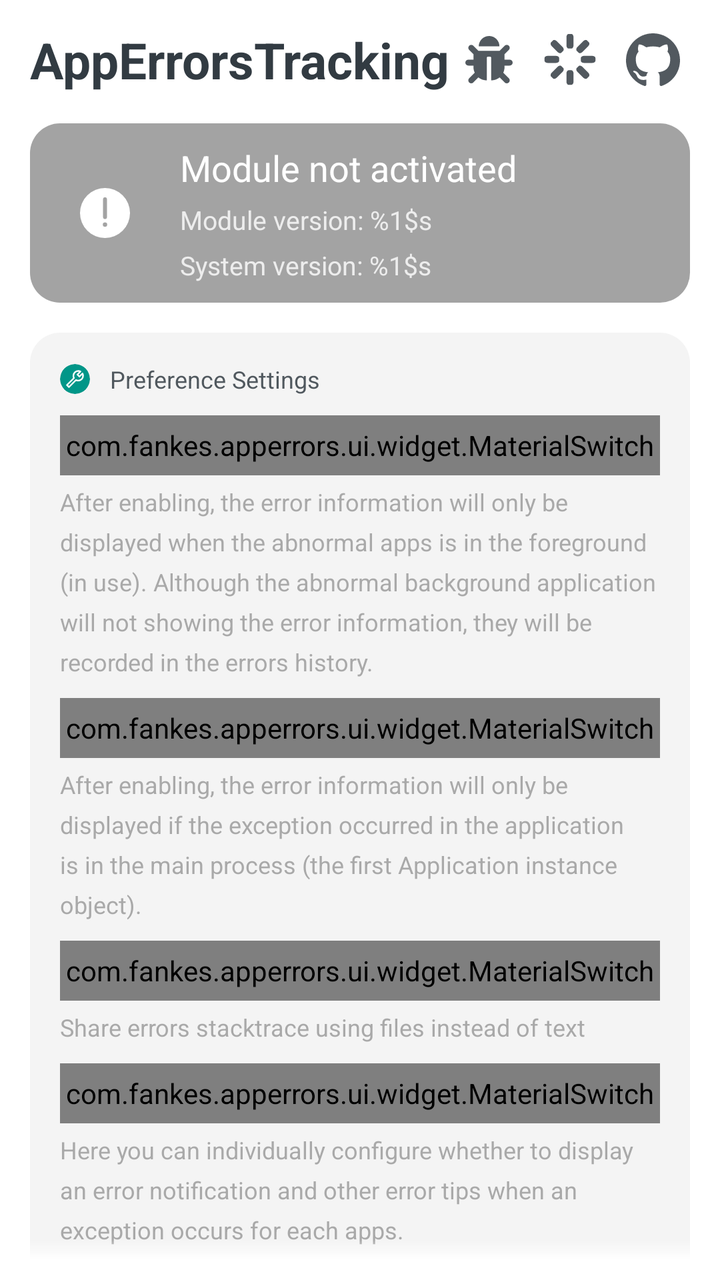
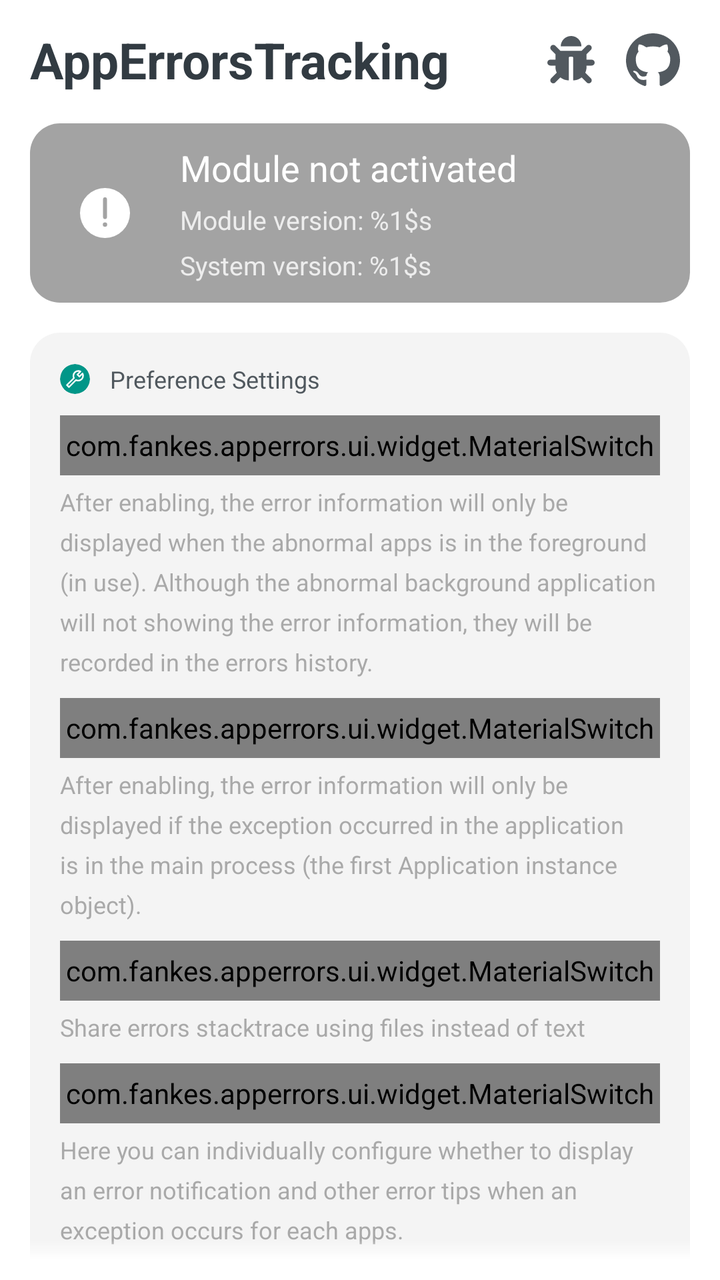

An Android layout rendered at two revisions. The XML below is the earlier revision; the diff shows what the commit changed to produce the second picture.
<!-- AndroidManifest.xml: application theme Theme.AppErrorsTracking -->
<!-- res/layout/activity_main.xml -->
<?xml version="1.0" encoding="utf-8"?>
<LinearLayout xmlns:android="http://schemas.android.com/apk/res/android"
    xmlns:app="http://schemas.android.com/apk/res-auto"
    xmlns:tools="http://schemas.android.com/tools"
    android:layout_width="match_parent"
    android:layout_height="match_parent"
    android:background="@color/colorThemeBackground"
    android:orientation="vertical"
    tools:context=".ui.activity.main.MainActivity"
    tools:ignore="UseCompoundDrawables,ContentDescription,SmallSp,UnusedAttribute">

    <LinearLayout
        android:layout_width="match_parent"
        android:layout_height="wrap_content"
        android:elevation="0dp"
        android:gravity="center|start"
        android:paddingLeft="15dp"
        android:paddingTop="13dp"
        android:paddingRight="15dp"
        android:paddingBottom="5dp">

        <TextView
            android:layout_width="0dp"
            android:layout_height="wrap_content"
            android:layout_weight="1"
            android:singleLine="true"
            android:text="@string/app_name"
            android:textColor="@color/colorTextGray"
            android:textSize="25sp"
            android:textStyle="bold" />

        <androidx.constraintlayout.utils.widget.ImageFilterView
            android:id="@+id/title_logger_icon"
            style="?android:attr/selectableItemBackgroundBorderless"
            android:layout_width="25dp"
            android:layout_height="25dp"
            android:layout_marginEnd="15dp"
            android:alpha="0.85"
            android:padding="0.5dp"
            android:src="@drawable/ic_debug"
            android:tint="@color/colorTextGray"
            android:tooltipText="@string/debug_logs" />

        <androidx.constraintlayout.utils.widget.ImageFilterView
            android:id="@+id/title_restart_icon"
            style="?android:attr/selectableItemBackgroundBorderless"
            android:layout_width="26dp"
            android:layout_height="26dp"
            android:layout_marginEnd="15dp"
            android:alpha="0.85"
            android:src="@drawable/ic_restart"
            android:tint="@color/colorTextGray"
            android:tooltipText="@string/restart_system" />

        <androidx.constraintlayout.utils.widget.ImageFilterView
            android:id="@+id/title_github_icon"
            style="?android:attr/selectableItemBackgroundBorderless"
            android:layout_width="27dp"
            android:layout_height="27dp"
            android:layout_marginEnd="5dp"
            android:alpha="0.85"
            android:src="@drawable/ic_github"
            android:tint="@color/colorTextGray"
            android:tooltipText="@string/project_address" />
    </LinearLayout>

    <LinearLayout
        android:id="@+id/main_lin_status"
        android:layout_width="match_parent"
        android:layout_height="wrap_content"
        android:layout_marginLeft="15dp"
        android:layout_marginTop="10dp"
        android:layout_marginRight="15dp"
        android:layout_marginBottom="5dp"
        android:background="@drawable/bg_dark_round"
        android:elevation="0dp"
        android:gravity="center">

        <androidx.constraintlayout.utils.widget.ImageFilterView
            android:id="@+id/main_img_status"
            android:layout_width="25dp"
            android:layout_height="25dp"
            android:layout_marginStart="25dp"
            android:layout_marginEnd="5dp"
            android:src="@drawable/ic_warn"
            android:tint="@color/white" />

        <LinearLayout
            android:layout_width="match_parent"
            android:layout_height="wrap_content"
            android:orientation="vertical"
            android:paddingLeft="20dp"
            android:paddingTop="10dp"
            android:paddingRight="20dp"
            android:paddingBottom="10dp">

            <TextView
                android:id="@+id/main_text_status"
                android:layout_width="wrap_content"
                android:layout_height="wrap_content"
                android:layout_marginBottom="5dp"
                android:ellipsize="end"
                android:singleLine="true"
                android:text="@string/module_not_activated"
                android:textColor="@color/white"
                android:textSize="18sp" />

            <LinearLayout
                android:layout_width="wrap_content"
                android:layout_height="wrap_content"
                android:layout_marginBottom="5dp"
                android:gravity="center|start"
                android:orientation="horizontal">

                <TextView
                    android:id="@+id/main_text_version"
                    android:layout_width="wrap_content"
                    android:layout_height="wrap_content"
                    android:alpha="0.8"
                    android:ellipsize="end"
                    android:singleLine="true"
                    android:text="@string/module_version"
                    android:textColor="@color/white"
                    android:textSize="13sp" />

                <TextView
                    android:id="@+id/main_text_release_version"
                    android:layout_width="wrap_content"
                    android:layout_height="wrap_content"
                    android:layout_marginStart="5dp"
                    android:background="@drawable/bg_orange_round"
                    android:ellipsize="end"
                    android:paddingLeft="5dp"
                    android:paddingTop="2dp"
                    android:paddingRight="5dp"
                    android:paddingBottom="2dp"
                    android:singleLine="true"
                    android:textColor="@color/white"
                    android:textSize="11sp"
                    android:visibility="gone" />
            </LinearLayout>

            <TextView
                android:id="@+id/main_text_system_version"
                android:layout_width="match_parent"
                android:layout_height="wrap_content"
                android:alpha="0.8"
                android:text="@string/system_version"
                android:textColor="@color/white"
                android:textSize="13sp" />

            <TextView
                android:id="@+id/main_text_api_way"
                android:layout_width="wrap_content"
                android:layout_height="wrap_content"
                android:layout_marginTop="5dp"
                android:alpha="0.6"
                android:ellipsize="end"
                android:singleLine="true"
                android:textColor="@color/white"
                android:textSize="11sp"
                android:visibility="gone" />
        </LinearLayout>
    </LinearLayout>

    <androidx.core.widget.NestedScrollView
        android:layout_width="match_parent"
        android:layout_height="match_parent"
        android:layout_marginTop="10dp"
        android:layout_marginBottom="10dp"
        android:fadingEdgeLength="10dp"
        android:fillViewport="true"
        android:requiresFadingEdge="vertical">

        <LinearLayout
            android:layout_width="match_parent"
            android:layout_height="wrap_content"
            android:animateLayoutChanges="true"
            android:orientation="vertical">

            <LinearLayout
                android:layout_width="match_parent"
                android:layout_height="wrap_content"
                android:layout_marginLeft="15dp"
                android:layout_marginRight="15dp"
                android:animateLayoutChanges="true"
                android:background="@drawable/bg_permotion_round"
                android:elevation="0dp"
                android:gravity="center"
                android:orientation="vertical"
                android:paddingTop="15dp">

                <LinearLayout
                    android:layout_width="match_parent"
                    android:layout_height="wrap_content"
                    android:layout_marginLeft="15dp"
                    android:layout_marginRight="15dp"
                    android:layout_marginBottom="10dp"
                    android:gravity="center|start">

                    <androidx.cardview.widget.CardView
                        android:layout_width="15dp"
                        android:layout_height="15dp"
                        android:layout_marginEnd="10dp"
                        app:cardBackgroundColor="#009688"
                        app:cardCornerRadius="50dp"
                        app:cardElevation="0dp">

                        <ImageView
                            android:layout_width="match_parent"
                            android:layout_height="match_parent"
                            android:layout_gravity="center"
                            android:padding="2.5dp"
                            android:src="@drawable/ic_preference" />
                    </androidx.cardview.widget.CardView>

                    <TextView
                        android:layout_width="match_parent"
                        android:layout_height="wrap_content"
                        android:alpha="0.85"
                        android:singleLine="true"
                        android:text="@string/preference_settings"
                        android:textColor="@color/colorTextGray"
                        android:textSize="12sp" />
                </LinearLayout>

                <com.fankes.apperrors.ui.widget.MaterialSwitch
                    android:id="@+id/only_show_errors_in_front_switch"
                    android:layout_width="match_parent"
                    android:layout_height="30dp"
                    android:layout_marginLeft="15dp"
                    android:layout_marginRight="15dp"
                    android:layout_marginBottom="5dp"
                    android:text="@string/only_show_errors_in_front"
                    android:textAllCaps="false"
                    android:textColor="@color/colorTextGray"
                    android:textSize="15sp" />

                <TextView
                    android:layout_width="match_parent"
                    android:layout_height="wrap_content"
                    android:layout_marginLeft="15dp"
                    android:layout_marginRight="15dp"
                    android:layout_marginBottom="10dp"
                    android:alpha="0.6"
                    android:lineSpacingExtra="6dp"
                    android:text="@string/only_show_errors_in_front_tip"
                    android:textColor="@color/colorTextDark"
                    android:textSize="12sp" />

                <com.fankes.apperrors.ui.widget.MaterialSwitch
                    android:id="@+id/only_show_errors_in_main_process_switch"
                    android:layout_width="match_parent"
                    android:layout_height="30dp"
                    android:layout_marginLeft="15dp"
                    android:layout_marginRight="15dp"
                    android:layout_marginBottom="5dp"
                    android:text="@string/only_show_errors_in_main_process"
                    android:textAllCaps="false"
                    android:textColor="@color/colorTextGray"
                    android:textSize="15sp" />

                <TextView
                    android:layout_width="match_parent"
                    android:layout_height="wrap_content"
                    android:layout_marginLeft="15dp"
                    android:layout_marginRight="15dp"
                    android:layout_marginBottom="10dp"
                    android:alpha="0.6"
                    android:lineSpacingExtra="6dp"
                    android:text="@string/only_show_errors_in_main_process_tip"
                    android:textColor="@color/colorTextDark"
                    android:textSize="12sp" />

                <com.fankes.apperrors.ui.widget.MaterialSwitch
                    android:id="@+id/share_with_file"
                    android:layout_width="match_parent"
                    android:layout_height="30dp"
                    android:layout_marginLeft="15dp"
                    android:layout_marginRight="15dp"
                    android:layout_marginBottom="5dp"
                    android:text="@string/share_with_file"
                    android:textAllCaps="false"
                    android:textColor="@color/colorTextGray"
                    android:textSize="15sp" />

                <TextView
                    android:layout_width="match_parent"
                    android:layout_height="wrap_content"
                    android:layout_marginLeft="15dp"
                    android:layout_marginRight="15dp"
                    android:layout_marginBottom="10dp"
                    android:alpha="0.6"
                    android:lineSpacingExtra="6dp"
                    android:text="@string/share_with_file_tip"
                    android:textColor="@color/colorTextDark"
                    android:textSize="12sp" />

                <com.fankes.apperrors.ui.widget.MaterialSwitch
                    android:id="@+id/enable_apps_configs_template_switch"
                    android:layout_width="match_parent"
                    android:layout_height="30dp"
                    android:layout_marginLeft="15dp"
                    android:layout_marginRight="15dp"
                    android:text="@string/enable_apps_config_template"
                    android:textAllCaps="false"
                    android:textColor="@color/colorTextGray"
                    android:textSize="15sp" />

                <TextView
                    android:id="@+id/mgr_apps_configs_template_button"
                    android:layout_width="match_parent"
                    android:layout_height="wrap_content"
                    android:layout_marginLeft="13dp"
                    android:layout_marginTop="10dp"
                    android:layout_marginRight="13dp"
                    android:layout_marginBottom="5dp"
                    android:background="@drawable/bg_button_round"
                    android:gravity="center"
                    android:padding="10dp"
                    android:singleLine="true"
                    android:text="@string/mgr_apps_config_template"
                    android:textColor="@color/colorTextGray"
                    android:textSize="15sp"
                    android:visibility="gone" />

                <TextView
                    android:layout_width="match_parent"
                    android:layout_height="wrap_content"
                    android:layout_marginLeft="15dp"
                    android:layout_marginTop="5dp"
                    android:layout_marginRight="15dp"
                    android:layout_marginBottom="10dp"
                    android:alpha="0.6"
                    android:lineSpacingExtra="6dp"
                    android:text="@string/apps_config_template_tip"
                    android:textColor="@color/colorTextDark"
                    android:textSize="12sp" />
            </LinearLayout>

            <LinearLayout
                android:layout_width="match_parent"
                android:layout_height="wrap_content"
                android:layout_marginLeft="15dp"
                android:layout_marginTop="15dp"
                android:layout_marginRight="15dp"
                android:background="@drawable/bg_permotion_round"
                android:elevation="0dp"
                android:gravity="center"
                android:orientation="vertical"
                android:paddingTop="15dp">

                <LinearLayout
                    android:layout_width="match_parent"
                    android:layout_height="wrap_content"
                    android:layout_marginLeft="15dp"
                    android:layout_marginRight="15dp"
                    android:layout_marginBottom="15dp"
                    android:gravity="center|start">

                    <androidx.cardview.widget.CardView
                        android:layout_width="15dp"
                        android:layout_height="15dp"
                        android:layout_marginEnd="10dp"
                        app:cardBackgroundColor="#2196F3"
                        app:cardCornerRadius="50dp"
                        app:cardElevation="0dp">

                        <ImageView
                            android:layout_width="match_parent"
                            android:layout_height="match_parent"
                            android:layout_gravity="center"
                            android:padding="2.5dp"
                            android:src="@drawable/ic_function" />
                    </androidx.cardview.widget.CardView>

                    <TextView
                        android:layout_width="match_parent"
                        android:layout_height="wrap_content"
                        android:alpha="0.85"
                        android:singleLine="true"
                        android:text="@string/function_mgr"
                        android:textColor="@color/colorTextGray"
                        android:textSize="12sp" />
                </LinearLayout>

                <TextView
                    android:id="@+id/view_errors_record_button"
                    android:layout_width="match_parent"
                    android:layout_height="wrap_content"
                    android:layout_marginLeft="13dp"
                    android:layout_marginRight="13dp"
                    android:layout_marginBottom="10dp"
                    android:background="@drawable/bg_button_round"
                    android:gravity="center"
                    android:padding="10dp"
                    android:singleLine="true"
                    android:text="@string/view_errors_record"
                    android:textColor="@color/colorTextGray"
                    android:textSize="15sp" />

                <TextView
                    android:layout_width="match_parent"
                    android:layout_height="wrap_content"
                    android:layout_marginLeft="15dp"
                    android:layout_marginRight="15dp"
                    android:layout_marginBottom="10dp"
                    android:alpha="0.6"
                    android:lineSpacingExtra="6dp"
                    android:text="@string/view_errors_record_tip"
                    android:textColor="@color/colorTextDark"
                    android:textSize="12sp" />

                <TextView
                    android:id="@+id/view_muted_errors_apps_button"
                    android:layout_width="match_parent"
                    android:layout_height="wrap_content"
                    android:layout_marginLeft="13dp"
                    android:layout_marginRight="13dp"
                    android:layout_marginBottom="10dp"
                    android:background="@drawable/bg_button_round"
                    android:gravity="center"
                    android:padding="10dp"
                    android:singleLine="true"
                    android:text="@string/view_muted_errors_apps"
                    android:textColor="@color/colorTextGray"
                    android:textSize="15sp" />

                <TextView
                    android:layout_width="match_parent"
                    android:layout_height="wrap_content"
                    android:layout_marginLeft="15dp"
                    android:layout_marginRight="15dp"
                    android:layout_marginBottom="10dp"
                    android:alpha="0.6"
                    android:lineSpacingExtra="6dp"
                    android:text="@string/view_muted_errors_apps_tip"
                    android:textColor="@color/colorTextDark"
                    android:textSize="12sp" />
            </LinearLayout>

            <LinearLayout
                android:layout_width="match_parent"
                android:layout_height="wrap_content"
                android:layout_marginLeft="15dp"
                android:layout_marginTop="15dp"
                android:layout_marginRight="15dp"
                android:background="@drawable/bg_permotion_round"
                android:elevation="0dp"
                android:gravity="center"
                android:orientation="vertical"
                android:paddingLeft="15dp"
                android:paddingTop="15dp"
                android:paddingRight="15dp">

                <LinearLayout
                    android:layout_width="match_parent"
                    android:layout_height="wrap_content"
                    android:gravity="center|start">

                    <androidx.cardview.widget.CardView
                        android:layout_width="15dp"
                        android:layout_height="15dp"
                        android:layout_marginEnd="10dp"
                        app:cardBackgroundColor="#FFFF9800"
                        app:cardCornerRadius="50dp"
                        app:cardElevation="0dp">

                        <ImageView
                            android:layout_width="match_parent"
                            android:layout_height="match_parent"
                            android:layout_gravity="center"
                            android:padding="2.5dp"
                            android:src="@drawable/ic_home" />
                    </androidx.cardview.widget.CardView>

                    <TextView
                        android:layout_width="match_parent"
                        android:layout_height="wrap_content"
                        android:alpha="0.85"
                        android:singleLine="true"
                        android:text="@string/display_settings"
                        android:textColor="@color/colorTextGray"
                        android:textSize="12sp" />
                </LinearLayout>

                <com.fankes.apperrors.ui.widget.MaterialSwitch
                    android:id="@+id/hide_icon_in_launcher_switch"
                    android:layout_width="match_parent"
                    android:layout_height="wrap_content"
                    android:text="@string/hide_app_icon_on_launcher"
                    android:textAllCaps="false"
                    android:textColor="@color/colorTextGray"
                    android:textSize="15sp" />

                <TextView
                    android:layout_width="match_parent"
                    android:layout_height="wrap_content"
                    android:layout_marginBottom="10dp"
                    android:alpha="0.6"
                    android:lineSpacingExtra="6dp"
                    android:text="@string/hide_app_icon_on_launcher_tip"
                    android:textColor="@color/colorTextDark"
                    android:textSize="12sp" />

                <TextView
                    android:layout_width="match_parent"
                    android:layout_height="wrap_content"
                    android:layout_marginBottom="10dp"
                    android:alpha="0.6"
                    android:lineSpacingExtra="6dp"
                    android:text="@string/hide_app_icon_on_launcher_notice"
                    android:textColor="#FF5722"
                    android:textSize="12sp" />
            </LinearLayout>

            <LinearLayout
                android:id="@+id/payment_following_zh_cn_item"
                android:layout_width="match_parent"
                android:layout_height="wrap_content"
                android:layout_marginLeft="15dp"
                android:layout_marginTop="15dp"
                android:layout_marginRight="15dp"
                android:background="@drawable/bg_permotion_round"
                android:clickable="true"
                android:focusable="true"
                android:foreground="?attr/selectableItemBackground"
                android:gravity="center"
                android:orientation="vertical"
                android:paddingLeft="15dp"
                android:paddingTop="15dp"
                android:paddingRight="15dp"
                android:paddingBottom="15dp"
                tools:ignore="HardcodedText">

                <TextView
                    android:id="@+id/link_with_follow_me"
                    android:layout_width="match_parent"
                    android:layout_height="wrap_content"
                    android:layout_marginBottom="6dp"
                    android:gravity="center"
                    android:text="@string/about_title"
                    android:textColor="@color/colorTextDark"
                    android:textSize="15sp"
                    android:textStyle="bold" />

                <TextView
                    android:layout_width="match_parent"
                    android:layout_height="wrap_content"
                    android:layout_marginBottom="8dp"
                    android:alpha="0.75"
                    android:gravity="center"
                    android:lineSpacingExtra="3dp"
                    android:text="@string/about_desc"
                    android:textColor="@color/colorTextGray"
                    android:textSize="13sp" />

                <TextView
                    android:id="@+id/link_github_url"
                    android:layout_width="match_parent"
                    android:layout_height="wrap_content"
                    android:gravity="center"
                    android:text="@string/about_link_tip"
                    android:textColor="@color/colorLinkBlue"
                    android:textSize="13sp"
                    android:textStyle="bold" />

                <TextView
                    android:layout_width="match_parent"
                    android:layout_height="wrap_content"
                    android:layout_marginTop="2dp"
                    android:alpha="0.8"
                    android:gravity="center"
                    android:text="@string/about_github_url"
                    android:textColor="@color/colorLinkBlue"
                    android:textSize="12sp" />
            </LinearLayout>

        </LinearLayout>
    </androidx.core.widget.NestedScrollView>
</LinearLayout>
<!-- resources referenced by this layout -->
<resources>
  <color name="colorLinkBlue">#1976D2</color>
  <color name="colorTextDark">#FF777777</color>
  <color name="colorTextGray">#FF323B42</color>
  <color name="colorThemeBackground">#FFFFFFFF</color>
  <color name="white">#FFFFFFFF</color>
  <!-- drawable ic_restart: vector/xml drawable (drawable, 2306 chars, omitted) -->
  <string name="about_desc">This module is adapted from AppErrorsTracking on LSPosed API 102, with slight differences in details such as using notifications instead of dialogs and an adjusted upload policy.</string>
  <string name="about_github_url">github.com/KitsunePie/AppErrorsTracking</string>
  <string name="about_link_tip">Tap to open the original project on GitHub</string>
  <string name="about_title">About</string>
  <string name="app_name">AppErrorsTracking</string>
  <string name="apps_config_template_tip">Here you can individually configure whether to display an error notification and other error tips when an exception occurs for each apps.\nAfter disabling, all apps will always display errors information in the form of error notifications.</string>
  <string name="debug_logs">Debug Logs</string>
  <string name="display_settings">Display Settings</string>
  <string name="enable_apps_config_template">Enable apps config template</string>
  <string name="function_mgr">Function Management</string>
  <string name="hide_app_icon_on_launcher">Hide app icon on launcher</string>
  <string name="hide_app_icon_on_launcher_notice">Note: Be sure to turn off the \"Force apps to show launcher icons\" feature in LSPosed</string>
  <string name="hide_app_icon_on_launcher_tip">After hiding the app icon, the interface may be closed and will no longer be displayed on the launcher. You can find and open the module settings in EdXposed or LSPosed.</string>
  <string name="mgr_apps_config_template">Management Apps Config Template</string>
  <string name="module_not_activated">Module not activated</string>
  <string name="module_version">Module version: %1$s</string>
  <string name="only_show_errors_in_front">Show errors only foreground apps</string>
  <string name="only_show_errors_in_front_tip">After enabling, the error information will only be displayed when the abnormal apps is in the foreground (in use). Although the abnormal background application will not showing the error information, they will be recorded in the errors history.</string>
  <string name="only_show_errors_in_main_process">Show errors only main process apps</string>
  <string name="only_show_errors_in_main_process_tip">After enabling, the error information will only be displayed if the exception occurred in the application is in the main process (the first Application instance object).</string>
  <string name="preference_settings">Preference Settings</string>
  <string name="project_address">Project Address</string>
  <string name="restart_system">Restart System</string>
  <string name="share_with_file">Share errors stacktrace with file</string>
  <string name="share_with_file_tip">Share errors stacktrace using files instead of text</string>
  <string name="system_version">System version: %1$s</string>
  <string name="view_errors_record">View Apps Errors Record</string>
  <string name="view_errors_record_tip">Here you can find all apps exception records since the module started recording. The exception history will continue to be retained until you manually clear it or do a factory reset. You can view, export, share and clear the records.</string>
  <string name="view_muted_errors_apps">View Muted Errors Apps</string>
  <string name="view_muted_errors_apps_tip">Here you can find apps that you have manually muted errors in different forms. This list will be automatically cleared after restarting. You can manage these ignored applications and remove them from the mute list.</string>
  <color name="colorPrimaryAccent">#656565</color>
  <!-- unchanged entries left out for length: 11 -->
</resources>

<!-- the commit's change to res/layout/activity_main.xml (unified diff, before → after) -->
@@ -40,17 +40,6 @@
             android:src="@drawable/ic_debug"
             android:tint="@color/colorTextGray"
             android:tooltipText="@string/debug_logs" />
-
-        <androidx.constraintlayout.utils.widget.ImageFilterView
-            android:id="@+id/title_restart_icon"
-            style="?android:attr/selectableItemBackgroundBorderless"
-            android:layout_width="26dp"
-            android:layout_height="26dp"
-            android:layout_marginEnd="15dp"
-            android:alpha="0.85"
-            android:src="@drawable/ic_restart"
-            android:tint="@color/colorTextGray"
-            android:tooltipText="@string/restart_system" />
 
         <androidx.constraintlayout.utils.widget.ImageFilterView
             android:id="@+id/title_github_icon"
<!-- resource entries referenced after the edit -->
@@ -5,7 +5,6 @@
   <color name="colorTextGray">#FF323B42</color>
   <color name="colorThemeBackground">#FFFFFFFF</color>
   <color name="white">#FFFFFFFF</color>
-  <!-- drawable ic_restart: vector/xml drawable (drawable, 2306 chars, omitted) -->
   <string name="about_desc">This module is adapted from AppErrorsTracking on LSPosed API 102, with slight differences in details such as using notifications instead of dialogs and an adjusted upload policy.</string>
   <string name="about_github_url">github.com/KitsunePie/AppErrorsTracking</string>
   <string name="about_link_tip">Tap to open the original project on GitHub</string>
@@ -28,7 +27,6 @@
   <string name="only_show_errors_in_main_process_tip">After enabling, the error information will only be displayed if the exception occurred in the application is in the main process (the first Application instance object).</string>
   <string name="preference_settings">Preference Settings</string>
   <string name="project_address">Project Address</string>
-  <string name="restart_system">Restart System</string>
   <string name="share_with_file">Share errors stacktrace with file</string>
   <string name="share_with_file_tip">Share errors stacktrace using files instead of text</string>
   <string name="system_version">System version: %1$s</string>
